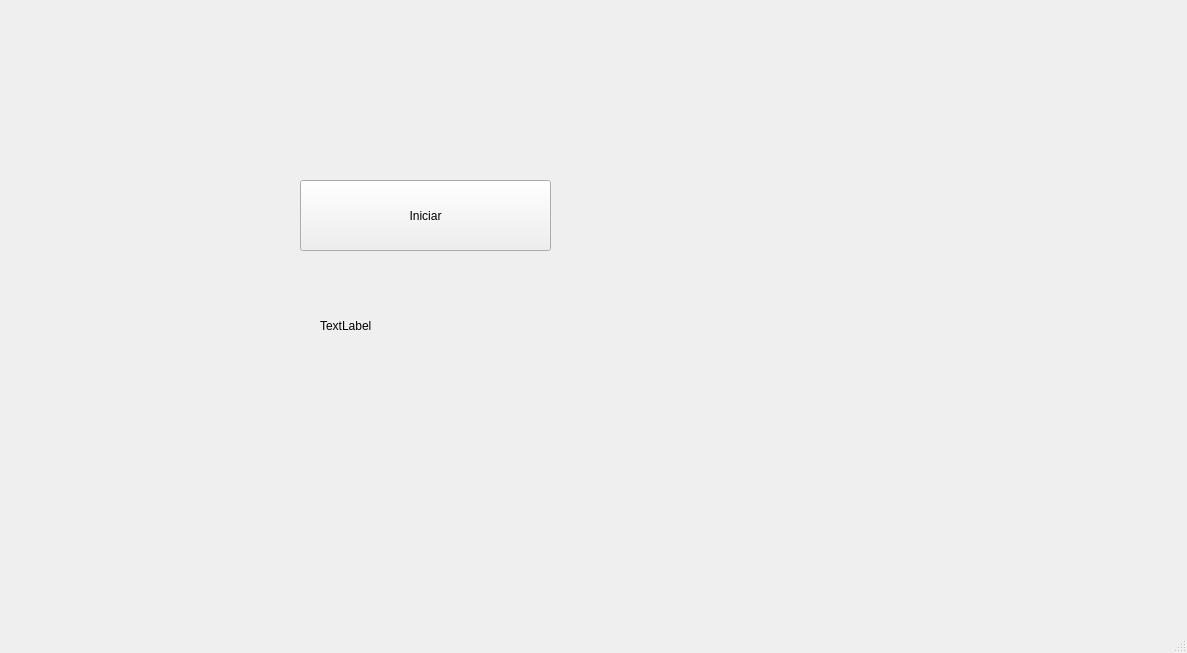
Before: the Qt Designer form ProyectoGalletas/ventanaprincipal.ui in Huevaldinho/ED-Proyecto1-Galletas, drawn with Qt 5.
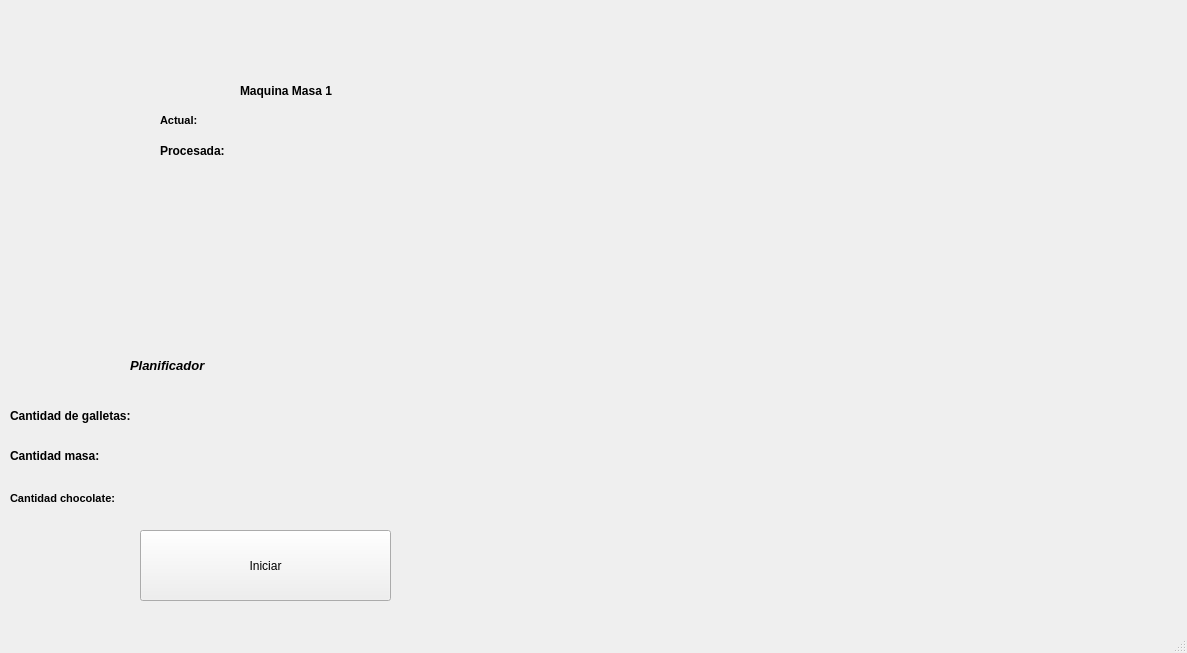
After: the same form once the commit is applied.

Commit message:
Hilo maquina masa 1
sii pa

The edit to the form file:
```diff
--- a/ProyectoGalletas/ventanaprincipal.ui
+++ b/ProyectoGalletas/ventanaprincipal.ui
@@ -17,21 +17,21 @@
    <widget class="QLabel" name="lblCantidadGalletas">
     <property name="geometry">
      <rect>
-      <x>320</x>
-      <y>300</y>
-      <width>91</width>
-      <height>51</height>
+      <x>170</x>
+      <y>410</y>
+      <width>121</width>
+      <height>21</height>
      </rect>
     </property>
     <property name="text">
-     <string>TextLabel</string>
+     <string/>
     </property>
    </widget>
    <widget class="QPushButton" name="btnIniciar">
     <property name="geometry">
      <rect>
-      <x>300</x>
-      <y>180</y>
+      <x>140</x>
+      <y>530</y>
       <width>251</width>
       <height>71</height>
      </rect>
@@ -43,6 +43,196 @@
      <string>Iniciar</string>
     </property>
    </widget>
+   <widget class="QLabel" name="lblChoco">
+    <property name="geometry">
+     <rect>
+      <x>160</x>
+      <y>490</y>
+      <width>111</width>
+      <height>21</height>
+     </rect>
+    </property>
+    <property name="text">
+     <string/>
+    </property>
+   </widget>
+   <widget class="QLabel" name="lblMasa">
+    <property name="geometry">
+     <rect>
+      <x>180</x>
+      <y>450</y>
+      <width>101</width>
+      <height>21</height>
+     </rect>
+    </property>
+    <property name="text">
+     <string/>
+    </property>
+   </widget>
+   <widget class="QLabel" name="lbl_TextGalletasPlani">
+    <property name="geometry">
+     <rect>
+      <x>10</x>
+      <y>390</y>
+      <width>161</width>
+      <height>51</height>
+     </rect>
+    </property>
+    <property name="font">
+     <font>
+      <weight>75</weight>
+      <bold>true</bold>
+     </font>
+    </property>
+    <property name="text">
+     <string>Cantidad de galletas: </string>
+    </property>
+   </widget>
+   <widget class="QLabel" name="lbl_TextMasaPlani">
+    <property name="geometry">
+     <rect>
+      <x>10</x>
+      <y>430</y>
+      <width>121</width>
+      <height>51</height>
+     </rect>
+    </property>
+    <property name="font">
+     <font>
+      <weight>75</weight>
+      <bold>true</bold>
+     </font>
+    </property>
+    <property name="text">
+     <string>Cantidad masa: </string>
+    </property>
+   </widget>
+   <widget class="QLabel" name="lbl_TextChocoPlani">
+    <property name="geometry">
+     <rect>
+      <x>10</x>
+      <y>490</y>
+      <width>131</width>
+      <height>16</height>
+     </rect>
+    </property>
+    <property name="font">
+     <font>
+      <pointsize>8</pointsize>
+      <weight>75</weight>
+      <bold>true</bold>
+     </font>
+    </property>
+    <property name="text">
+     <string>Cantidad chocolate: </string>
+    </property>
+   </widget>
+   <widget class="QLabel" name="lbl_TextPlani">
+    <property name="geometry">
+     <rect>
+      <x>130</x>
+      <y>350</y>
+      <width>181</width>
+      <height>31</height>
+     </rect>
+    </property>
+    <property name="font">
+     <font>
+      <pointsize>10</pointsize>
+      <weight>75</weight>
+      <italic>true</italic>
+      <bold>true</bold>
+     </font>
+    </property>
+    <property name="text">
+     <string>Planificador</string>
+    </property>
+   </widget>
+   <widget class="QLabel" name="lbl_TextMaquinaMasa1">
+    <property name="geometry">
+     <rect>
+      <x>240</x>
+      <y>80</y>
+      <width>141</width>
+      <height>21</height>
+     </rect>
+    </property>
+    <property name="font">
+     <font>
+      <pointsize>9</pointsize>
+      <weight>75</weight>
+      <bold>true</bold>
+     </font>
+    </property>
+    <property name="text">
+     <string>Maquina Masa 1</string>
+    </property>
+   </widget>
+   <widget class="QLabel" name="lbl_MaquinaMasa1EnProceso">
+    <property name="geometry">
+     <rect>
+      <x>260</x>
+      <y>120</y>
+      <width>55</width>
+      <height>16</height>
+     </rect>
+    </property>
+    <property name="text">
+     <string/>
+    </property>
+   </widget>
+   <widget class="QLabel" name="lbl_MaquinaMasa1Procesada">
+    <property name="geometry">
+     <rect>
+      <x>260</x>
+      <y>140</y>
+      <width>55</width>
+      <height>16</height>
+     </rect>
+    </property>
+    <property name="text">
+     <string/>
+    </property>
+   </widget>
+   <widget class="QLabel" name="lbl_TextMaquina1Actual">
+    <property name="geometry">
+     <rect>
+      <x>160</x>
+      <y>110</y>
+      <width>91</width>
+      <height>21</height>
+     </rect>
+    </property>
+    <property name="font">
+     <font>
+      <pointsize>8</pointsize>
+      <weight>75</weight>
+      <bold>true</bold>
+     </font>
+    </property>
+    <property name="text">
+     <string>Actual: </string>
+    </property>
+   </widget>
+   <widget class="QLabel" name="lbl_TextMaquina1Procesada">
+    <property name="geometry">
+     <rect>
+      <x>160</x>
+      <y>140</y>
+      <width>71</width>
+      <height>21</height>
+     </rect>
+    </property>
+    <property name="font">
+     <font>
+      <weight>75</weight>
+      <bold>true</bold>
+     </font>
+    </property>
+    <property name="text">
+     <string>Procesada: </string>
+    </property>
+   </widget>
   </widget>
   <widget class="QMenuBar" name="menubar">
    <property name="geometry">
```
Left out of the diff: 2 changed lines with no effect on the pictures. The commit also changes 36 other files.
